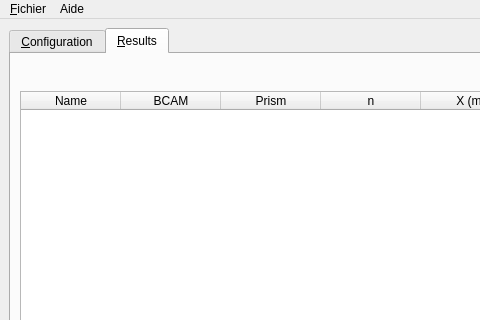
Above: ADEPO/ATLAS_BCAM.ui from CERN/atlas-adepo before the change; both pictures show x 0 to 480 and y 0 to 320 of the 1309 by 747 pixel window. Below: the same form after it.
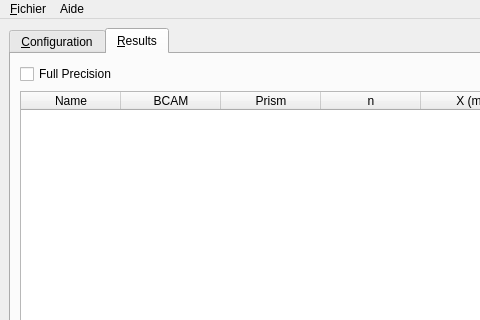
That is the form after the change. The open tabs and pages were chosen to show the change. Icons and pictures are not drawn.

Commit message: Added precision checkbox

Patch:
```diff
--- a/ADEPO/ATLAS_BCAM.ui
+++ b/ADEPO/ATLAS_BCAM.ui
@@ -393,6 +393,13 @@
          <layout class="QVBoxLayout" name="verticalLayout">
           <item>
            <layout class="QHBoxLayout" name="horizontalLayout">
+            <item>
+             <widget class="QCheckBox" name="fullPrecision">
+              <property name="text">
+               <string>Full Precision</string>
+              </property>
+             </widget>
+            </item>
             <item>
              <spacer name="horizontalSpacer">
               <property name="orientation">
```
The commit also changes 6 other files.
